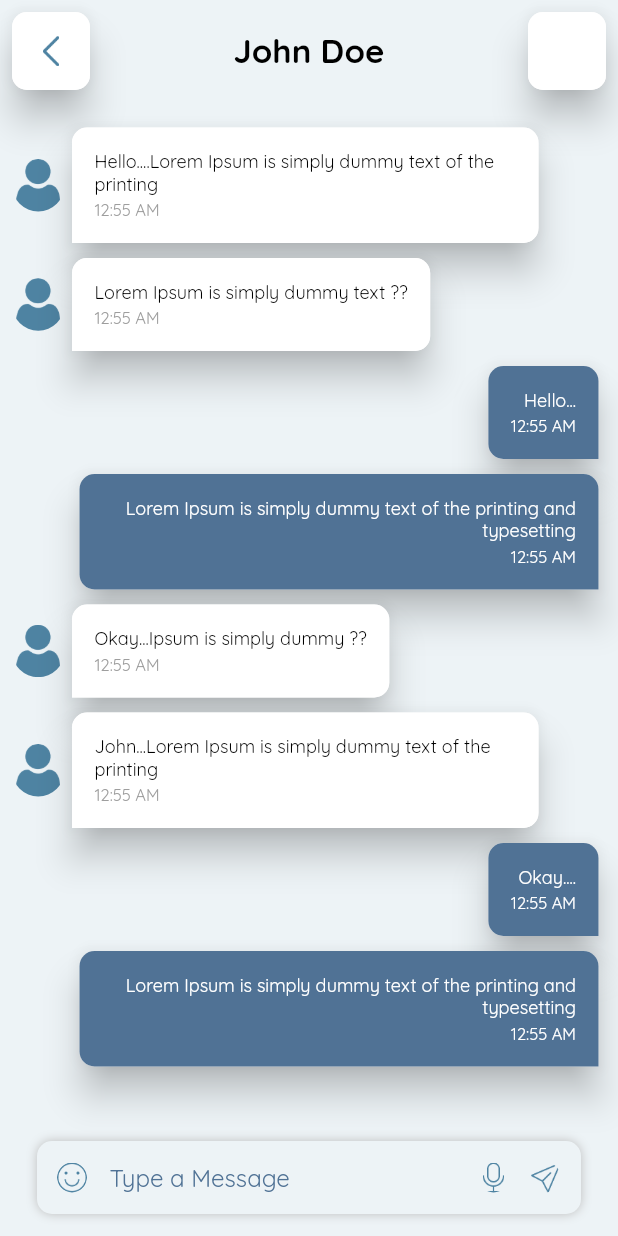
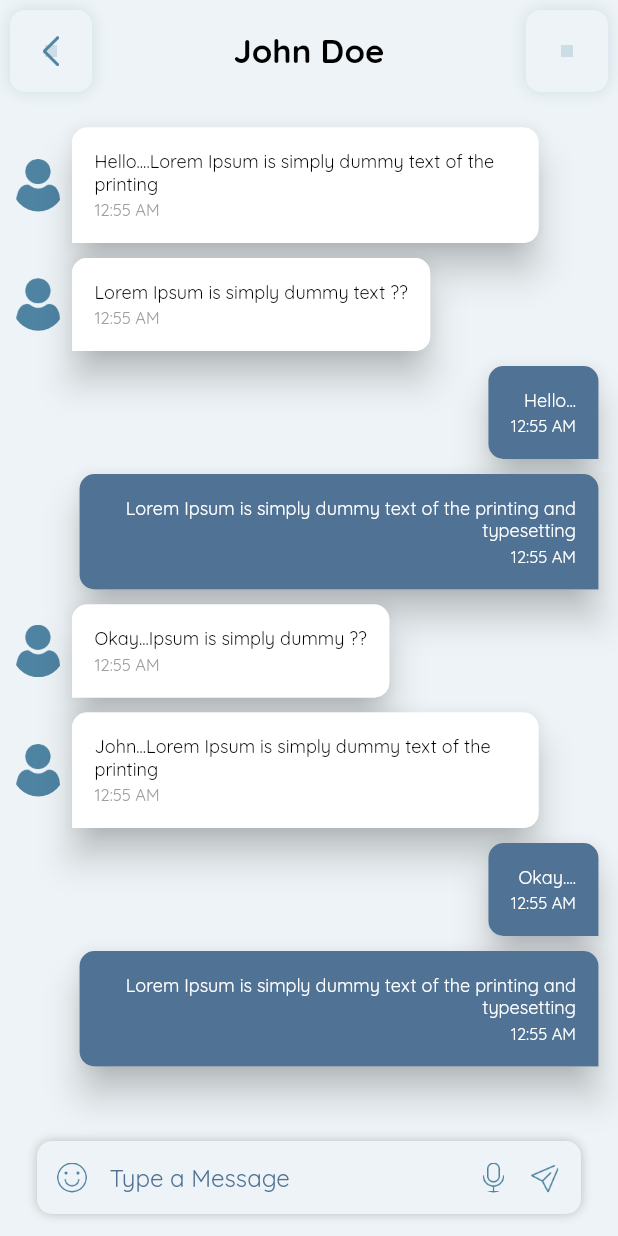
Before and after one commit to rushit5560/Pet_Lover_Project, a Flutter app: the screen it shows after launch, on a phone screen of 412 x 824 dp. Run offline on Flutter 3.47's test engine with Material 2 defaults, Android fonts, the phone set to English and light mode, and no system bars; our stand-ins replace carousel_slider, flutter_rating_bar, flutter_slidable, fluttertoast, get, google_maps_flutter and 3 more.

Commit message:
App Bar Module Changes

```diff
--- a/pet_lover_project/lib/common/custom_appbar/custom_appbar.dart
+++ b/pet_lover_project/lib/common/custom_appbar/custom_appbar.dart
@@ -94,10 +94,7 @@ class CommonAppBarModule extends StatelessWidget {
   }
 
   Widget _leftSideButton(BuildContext context) {
-    return Material(
-      elevation: 10,
-      borderRadius: BorderRadius.circular(10),
-      child: GestureDetector(
+    return GestureDetector(
       onTap: () {
         if (appBarOption == AppBarOption.homeScreenOption) {
           Scaffold.of(context).openDrawer();
@@ -107,7 +104,17 @@ class CommonAppBarModule extends StatelessWidget {
         height: 52,
         width: 52,
         decoration: BoxDecoration(
-              borderRadius: BorderRadius.circular(10), color: Colors.white),
+          borderRadius: BorderRadius.circular(10),
+          boxShadow: [
+            BoxShadow(
+                color: AppColors.colorDarkBlue1.withOpacity(0.2),
+                blurRadius: 8,
+                spreadRadius: 1,
+                blurStyle: BlurStyle.outer
+            ),
+          ],
+
+        ),
         child: Image.asset(
           appBarOption == AppBarOption.homeScreenOption
               ? AppImages.menuIconImg
@@ -117,19 +124,24 @@ class CommonAppBarModule extends StatelessWidget {
           scale: 2,
         ),
       ),
-      ),
     );
   }
 
   Widget _rightSideButton() {
-    return Material(
-      elevation: 10,
-      borderRadius: BorderRadius.circular(10),
-      child: Container(
+    return Container(
       height: 52,
       width: 52,
       decoration: BoxDecoration(
-            borderRadius: BorderRadius.circular(10), color: Colors.white),
+        borderRadius: BorderRadius.circular(10),
+        boxShadow: [
+          BoxShadow(
+              color: AppColors.colorDarkBlue1.withOpacity(0.2),
+              blurRadius: 8,
+              spreadRadius: 1,
+              blurStyle: BlurStyle.outer,
+          ),
+        ],
+      ),
       child: appBarOption == AppBarOption.homeScreenOption
         ? Image.asset(AppImages.msgIconImg, scale: 2)
       : appBarOption == AppBarOption.petShopScreenOption
@@ -151,7 +163,6 @@ class CommonAppBarModule extends StatelessWidget {
       ) : appBarOption == AppBarOption.adoptPetScreenOption
       ? Image.asset(AppImages.msgIconImg, scale: 2)
       : null,
-      ),
     );
   }
 }
```
Lines whose indentation alone changed are shown as unchanged.
